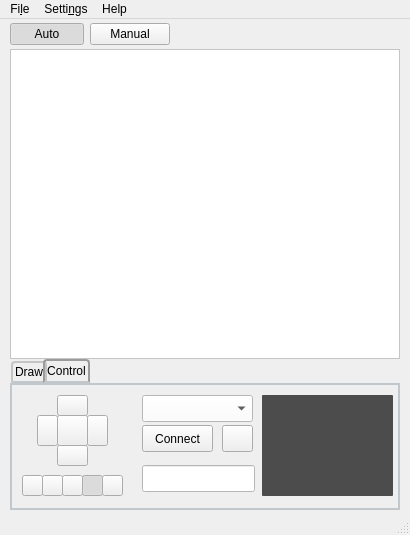
Old version of the form gui/Draw-Vinci.ui in the repository kthenrique/Draw-Vinci.
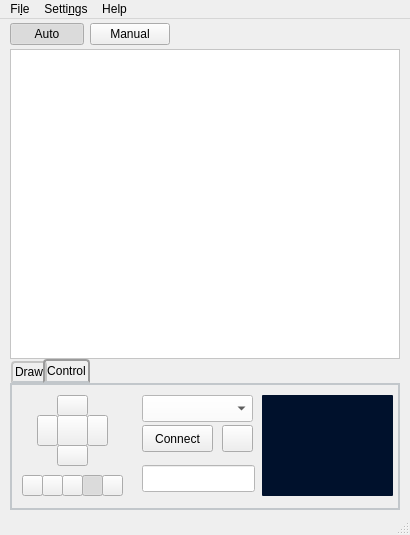
New version of the form. The open tabs and pages were chosen to show the change. Icons and pictures are not drawn.

Commit message:
Add directional buttons functionality
The buttons will send the respective G-CODE to xmc4500 when:
    - the port is connected
    - and the play button is checked
Apart from that:
    - some minor changes to GUI design.
    - better documentation of objects in AppWindow class
    - minor changes to class canvas regarding icons of tools
    - better arch for the functionality of manual x auto mode:
        - manual will not run in a new thread

The edit to the form file:
```diff
--- a/gui/Draw-Vinci.ui
+++ b/gui/Draw-Vinci.ui
@@ -633,10 +633,10 @@
       </property>
       <property name="font">
        <font>
-        <family>Symbola</family>
+        <family>Tlwg Typewriter</family>
         <pointsize>10</pointsize>
-        <weight>75</weight>
-        <bold>true</bold>
+        <weight>50</weight>
+        <bold>false</bold>
        </font>
       </property>
       <property name="cursor" stdset="0">
@@ -644,10 +644,39 @@
       </property>
       <property name="styleSheet">
        <string notr="true"> QTextEdit{
-	background-color: rgb(76, 76, 76);
+	background-color:rgb(0, 17, 44);
     color: rgb(252, 255, 74);
     border-radius: 1px;
- }</string>
+ }
+
+QScrollBar:vertical {           
+       border: 1px solid #999999;
+   background:white;
+  width:7px;    
+  margin: 0px 0px 0px 0px;
+ }
+    QScrollBar::handle:vertical {
+       background: qlineargradient(x1:0, y1:0, x2:1, y2:0,
+      stop: 0 rgb(32, 47, 130), stop: 0.5 rgb(32, 47, 130), stop:1 rgb(32, 47, 130));
+      min-height: 0px;
+    }
+    QScrollBar::add-line:vertical {
+        background: qlineargradient(x1:0, y1:0, x2:1, y2:0,
+       stop: 0 rgb(32, 47, 130), stop: 0.5 rgb(32, 47, 130),  stop:1 rgb(32, 47, 130));
+      height: 0px;
+      subcontrol-position: bottom;
+      subcontrol-origin: margin;
+   }
+    QScrollBar::sub-line:vertical {
+       background: qlineargradient(x1:0, y1:0, x2:1, y2:0,
+      stop: 0  rgb(32, 47, 130), stop: 0.5 rgb(32, 47, 130),  stop:1 rgb(32, 47, 130));
+       height: 0 px;
+       subcontrol-position: top;
+      subcontrol-origin: margin;
+    }
+
+
+</string>
       </property>
       <property name="readOnly">
        <bool>true</bool>
```
The commit also changes 4 other files.
